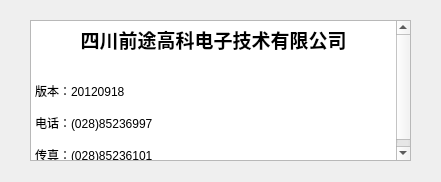
First picture: the form in Dialog/dlgabout.ui, repository Anne081031/WinParkUI, before the edit.
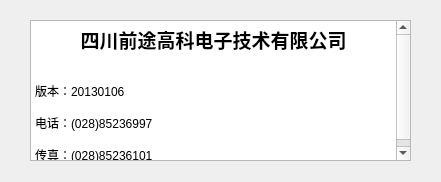
Second picture: the form after the edit.

```diff
--- a/Dialog/dlgabout.ui
+++ b/Dialog/dlgabout.ui
@@ -45,7 +45,7 @@
 &lt;p align=&quot;center&quot; style=&quot; margin-top:0px; margin-bottom:0px; margin-left:0px; margin-right:0px; -qt-block-indent:0; text-indent:0px;&quot;&gt;&lt;span style=&quot; font-size:14pt; font-weight:600;&quot;&gt;四川前途高科电子技术有限公司&lt;/span&gt;&lt;/p&gt;
 &lt;p style=&quot;-qt-paragraph-type:empty; margin-top:0px; margin-bottom:0px; margin-left:0px; margin-right:0px; -qt-block-indent:0; text-indent:0px;&quot;&gt;&lt;/p&gt;
 &lt;p style=&quot;-qt-paragraph-type:empty; margin-top:0px; margin-bottom:0px; margin-left:0px; margin-right:0px; -qt-block-indent:0; text-indent:0px;&quot;&gt;&lt;/p&gt;
-&lt;p style=&quot; margin-top:0px; margin-bottom:0px; margin-left:0px; margin-right:0px; -qt-block-indent:0; text-indent:0px;&quot;&gt;版本：20120918&lt;/p&gt;
+&lt;p style=&quot; margin-top:0px; margin-bottom:0px; margin-left:0px; margin-right:0px; -qt-block-indent:0; text-indent:0px;&quot;&gt;版本：20130106&lt;/p&gt;
 &lt;p style=&quot;-qt-paragraph-type:empty; margin-top:0px; margin-bottom:0px; margin-left:0px; margin-right:0px; -qt-block-indent:0; text-indent:0px;&quot;&gt;&lt;/p&gt;
 &lt;p style=&quot; margin-top:0px; margin-bottom:0px; margin-left:0px; margin-right:0px; -qt-block-indent:0; text-indent:0px;&quot;&gt;电话：(028)85236997&lt;/p&gt;
 &lt;p style=&quot;-qt-paragraph-type:empty; margin-top:0px; margin-bottom:0px; margin-left:0px; margin-right:0px; -qt-block-indent:0; text-indent:0px;&quot;&gt;&lt;/p&gt;
```
